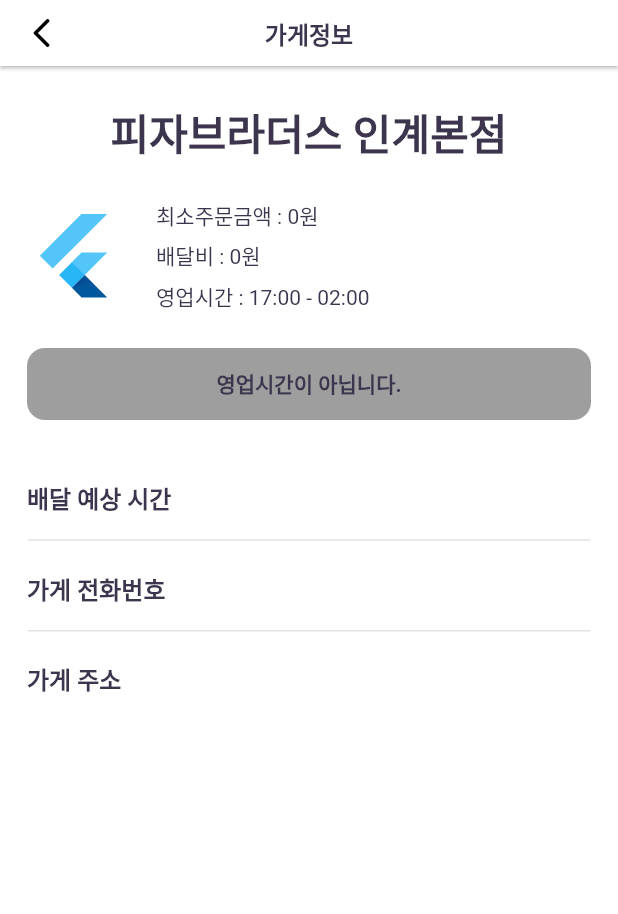
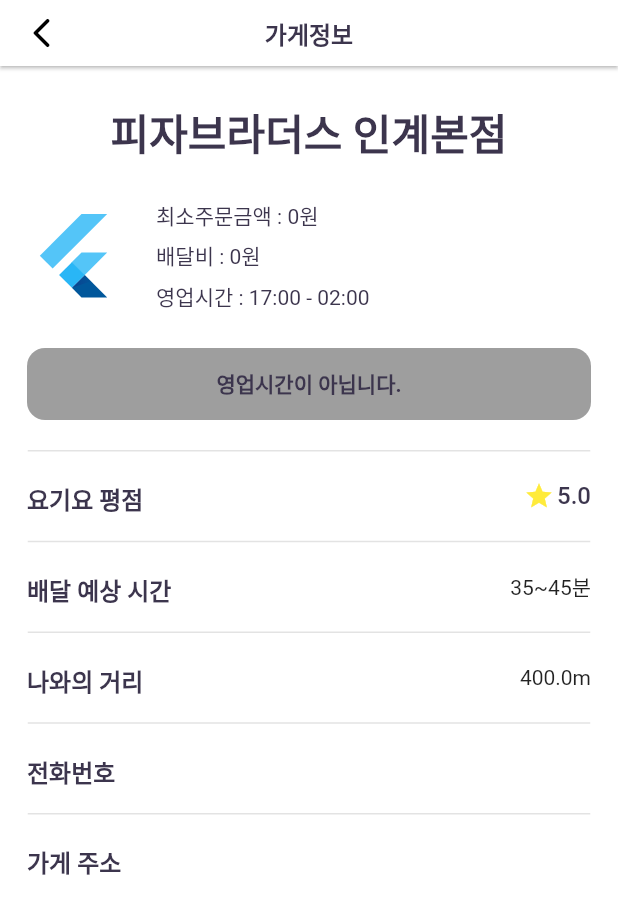
Before and after one commit to LiiNen/DeleTo, a Flutter app: the SearchCategoryShopView screen opened directly with empty values, after a tap on "피자브라더스 인계본점", on a phone screen of 412 x 824 dp. Shown: the top 914 px of the screen. Run offline on Flutter 3.47's test engine with Material 2 defaults, Android fonts, the phone set to English and light mode, and no system bars; our stand-ins replace flutter_svg, fluttertoast, geolocator, permission_handler, shared_preferences; missing offline and left inert: kpostal; accounts and stored records are empty; network calls fail; Roboto replaces fonts that are missing (NotoSansCJKKR).

Commit message:
Add test datas added in store

```diff
--- a/lib/object/menu.dart
+++ b/lib/object/menu.dart
@@ -9,8 +9,8 @@ class Menu {
 var testMenuList = [
   Menu(name: '쌀국수', price: 8500, imgUrl: "https://images.yogiyo.co.kr/image/yogiyo/STOCK_IMG/%EA%B8%B0%ED%83%80%EC%99%B8%EA%B5%AD%EC%9D%8C%EC%8B%9D/%EB%A9%B4%EB%A5%98/%EC%8A%A4%ED%83%81_20190718_DHK%EC%B4%AC%EC%98%81_%EC%8C%80%EA%B5%AD%EC%88%98_Side_01_1080x640.jpg?width=384&height=273&quality=100"),
   Menu(name: '나시고랭 볶음밥', price: 8500, imgUrl: "https://images.yogiyo.co.kr/image/yogiyo/STOCK_IMG/%EA%B8%B0%ED%83%80%EC%99%B8%EA%B5%AD%EC%9D%8C%EC%8B%9D/%EB%B0%A5%EB%A5%98/%EC%8A%A4%ED%83%81_20190904_DHK%EC%B4%AC%EC%98%81_%EB%82%98%EC%8B%9C%EA%B3%A0%EB%9E%AD_Side01_1080x640.jpg?width=384&height=273&quality=100"),
-  Menu(name: '쌀국수', price: 8500, imgUrl: "https://images.yogiyo.co.kr/image/yogiyo/STOCK_IMG/%EA%B8%B0%ED%83%80%EC%99%B8%EA%B5%AD%EC%9D%8C%EC%8B%9D/%EB%A9%B4%EB%A5%98/%EC%8A%A4%ED%83%81_20190718_DHK%EC%B4%AC%EC%98%81_%EC%8C%80%EA%B5%AD%EC%88%98_Side_01_1080x640.jpg?width=384&height=273&quality=100"),
-  Menu(name: '나시고랭 볶음밥', price: 8500, imgUrl: "https://images.yogiyo.co.kr/image/yogiyo/STOCK_IMG/%EA%B8%B0%ED%83%80%EC%99%B8%EA%B5%AD%EC%9D%8C%EC%8B%9D/%EB%B0%A5%EB%A5%98/%EC%8A%A4%ED%83%81_20190904_DHK%EC%B4%AC%EC%98%81_%EB%82%98%EC%8B%9C%EA%B3%A0%EB%9E%AD_Side01_1080x640.jpg?width=384&height=273&quality=100"),
-  Menu(name: '쌀국수', price: 8500, imgUrl: "https://images.yogiyo.co.kr/image/yogiyo/STOCK_IMG/%EA%B8%B0%ED%83%80%EC%99%B8%EA%B5%AD%EC%9D%8C%EC%8B%9D/%EB%A9%B4%EB%A5%98/%EC%8A%A4%ED%83%81_20190718_DHK%EC%B4%AC%EC%98%81_%EC%8C%80%EA%B5%AD%EC%88%98_Side_01_1080x640.jpg?width=384&height=273&quality=100"),
-  Menu(name: '나시고랭 볶음밥', price: 8500, imgUrl: "https://images.yogiyo.co.kr/image/yogiyo/STOCK_IMG/%EA%B8%B0%ED%83%80%EC%99%B8%EA%B5%AD%EC%9D%8C%EC%8B%9D/%EB%B0%A5%EB%A5%98/%EC%8A%A4%ED%83%81_20190904_DHK%EC%B4%AC%EC%98%81_%EB%82%98%EC%8B%9C%EA%B3%A0%EB%9E%AD_Side01_1080x640.jpg?width=384&height=273&quality=100"),
+  Menu(name: '짬뽕 칼국수', price: 8500, imgUrl: "https://images.yogiyo.co.kr/image/yogiyo/STOCK_IMG/%EA%B8%B0%ED%83%80%EC%99%B8%EA%B5%AD%EC%9D%8C%EC%8B%9D/%EB%A9%B4%EB%A5%98/%EC%8A%A4%ED%83%81_20190904_DHK%EC%B4%AC%EC%98%81_%EB%A7%A4%EC%9A%B4%ED%95%B4%EB%AC%BC%EC%8C%80%EA%B5%AD%EC%88%98_Side01_1080x640.jpg?width=384&height=273&quality=100"),
+  Menu(name: '퐁커리덮밥', price: 12000, imgUrl: "https://images.yogiyo.co.kr/image/yogiyo/STOCK_IMG/%EA%B8%B0%ED%83%80%EC%99%B8%EA%B5%AD%EC%9D%8C%EC%8B%9D/%EC%9A%94%EB%A6%AC/%EC%8A%A4%ED%83%81_20191002_DHK%EC%B4%AC%EC%98%81_%ED%91%B8%ED%8C%9F%ED%90%81%EC%BB%A4%EB%A6%AC_Side02_1080x640.jpg?width=384&height=273&quality=100"),
+  Menu(name: '사태수육', price: 25000, imgUrl: "https://images.yogiyo.co.kr/image/yogiyo/STOCK_IMG/%EC%A1%B1%EB%B0%9C%EB%B3%B4%EC%8C%88/%EB%B3%B4%EC%8C%88/%EC%8A%A4%ED%83%81_20210727_DHK%EC%99%B8%EB%B6%80_%EB%B3%B4%EC%8C%88_Side01_1080x640_ROUK16.jpg?width=384&height=273&quality=100"),
+  Menu(name: '치킨봉', price: 4000, imgUrl: "https://images.yogiyo.co.kr/image/yogiyo/STOCK_IMG/%EC%B9%98%ED%82%A8/%EB%B0%94%EB%B2%A0%ED%81%90/%EC%8A%A4%ED%83%81_20210914_DHK%EB%82%B4%EB%B6%80_%EB%B2%84%ED%8C%94%EB%A1%9C%EB%B4%89_Side01_1080x640_JJOS64.jpg?width=384&height=273&quality=100"),
 ];
--- a/lib/object/shop.dart
+++ b/lib/object/shop.dart
@@ -6,19 +6,29 @@ class Shop extends Store{
   final int leastPrice;
   final String openTime;
   final String closeTime;
+  final String phone;
+  final String address;
+  final double reviewAverage;
+  final String deliveryTime;
   final List<Menu> menuList;
 
   Shop({
     required id, imgSrc='', required shopName,
     this.deliveryPrice=0, this.leastPrice=0,
     this.openTime='09:00', this.closeTime='23:00',
+    this.phone='', this.address='',
+    this.reviewAverage=5.0,
+    this.deliveryTime='35~45분',
     this.menuList=const [],
   }) : super(id: id, imgSrc: imgSrc, shopName: shopName);
 }
 
 var testShopList = [
   Shop(
-    id: 1, shopName: '쌀국수먹자-본점', deliveryPrice: 2000, leastPrice: 10000, menuList: testMenuList
+    id: 1, shopName: '쌀국수먹자-본점', deliveryPrice: 2000, leastPrice: 10000, menuList: testMenuList,
+    phone: '050352901572', address: '경기도 수원시 팔달구 지동 138-6 진우빌라트 1층 105호',
+    imgSrc: 'https://rev-static.yogiyo.co.kr/restaurant_logos/업체자체_20201102_468209_쌀국수먹자-본점_대표사진_300x300.jpg',
+    openTime: "00:00", closeTime: "23:59", reviewAverage: 4.8,
   ),
   Shop(id: 2, shopName: '피자브라더스 인계본점', openTime: '17:00', closeTime: '02:00'),
   Shop(id: 3, shopName: '신전떡볶이 아주대점',),
--- a/lib/store/shop/store_shop_item_container.dart
+++ b/lib/store/shop/store_shop_item_container.dart
@@ -33,7 +33,7 @@ class StoreShopItemContainer extends StatelessWidget {
 
   thumbnailBox() {
     return Container(
-      child: FlutterLogo(size: 40, )
+      child: shop.imgSrc != '' ? Image.network(shop.imgSrc, width: 40, height: 40) : FlutterLogo(size: 40, )
     );
   }
 
--- a/lib/store/shop/store_shop_view.dart
+++ b/lib/store/shop/store_shop_view.dart
@@ -35,28 +35,79 @@ class _StoreShopView extends State<StoreShopView> {
         padding: EdgeInsets.symmetric(horizontal: 18),
         child: SingleChildScrollView(
           child: Column(
+            crossAxisAlignment: CrossAxisAlignment.center,
             children: [
               SizedBox(height: 24),
               Text(widget.shop.shopName, style: textStyle(weight: 600, size: 28.0)),
               SizedBox(height: 24),
               shopInfoBox(),
               SizedBox(height: 24),
-              !widget.fromBoard ? priceInfoBox() : Container(),
-              SizedBox(height: 20),
-              ContentTitleContainer(title: '배달 예상 시간'),
+
+              // from board just info
+              !widget.fromBoard ? Column(
+                children: [
+                  priceInfoBox(),
+                  SizedBox(height: 20),
+                ]
+              ) : Container(),
               LineDivider(),
-              // menu list
+
+              Row(
+                children: [
+                  Expanded(child: ContentTitleContainer(title: '요기요 평점')),
+                  SizedBox(width: 12),
+                  Icon(Icons.star, color: Colors.yellow, size: 20),
+                  SizedBox(width: 2),
+                  Text('${widget.shop.reviewAverage}', style: textStyle(weight: 500, size: 16.0)),
+                ]
+              ),
+              LineDivider(),
+              // menu list if exists
               widget.shop.menuList.length != 0 ? Column(
+                crossAxisAlignment: CrossAxisAlignment.start,
                 children: [
                   ContentTitleContainer(title: '대표 메뉴'),
                   menuListContainer(),
                   LineDivider(),
                 ]
               ) : Container(),
-              ContentTitleContainer(title: '가게 전화번호'),
+
+              Row(
+                children: [
+                  Expanded(child: ContentTitleContainer(title: '배달 예상 시간')),
+                  SizedBox(width: 12),
+                  Text(widget.shop.deliveryTime),
+                ]
+              ),
               LineDivider(),
-              ContentTitleContainer(title: '가게 주소'),
+              Row(
+                children: [
+                  Expanded(child: ContentTitleContainer(title: '나와의 거리')),
+                  SizedBox(width: 12),
+                  /// todo: cal distance
+                  Text('400.0m'),
+                ]
+              ),
+              LineDivider(),
+              Row(
+                children: [
+                  Expanded(child: ContentTitleContainer(title: '전화번호')),
+                  SizedBox(width: 12),
+                  Text(widget.shop.phone),
+                ]
+              ),
+              LineDivider(),
+              Column(
+                crossAxisAlignment: CrossAxisAlignment.start,
+                children: [
+                  ContentTitleContainer(title: '가게 주소'),
+                  SizedBox(width: 12),
+                  Text(widget.shop.address, textAlign: TextAlign.start,),
+                  SizedBox(height: 16),
+                ]
+              ),
 
+              SizedBox(height: 40),
             ]
           )
         )
@@ -67,7 +118,7 @@ class _StoreShopView extends State<StoreShopView> {
   shopInfoBox() {
     return Row(
       children: [
-        FlutterLogo(size: 62,),
+        widget.shop.imgSrc != '' ? Image.network(widget.shop.imgSrc, width: 62, height: 62) : FlutterLogo(size: 62,),
         SizedBox(width: 24),
         Expanded(
           child: Column(
```
